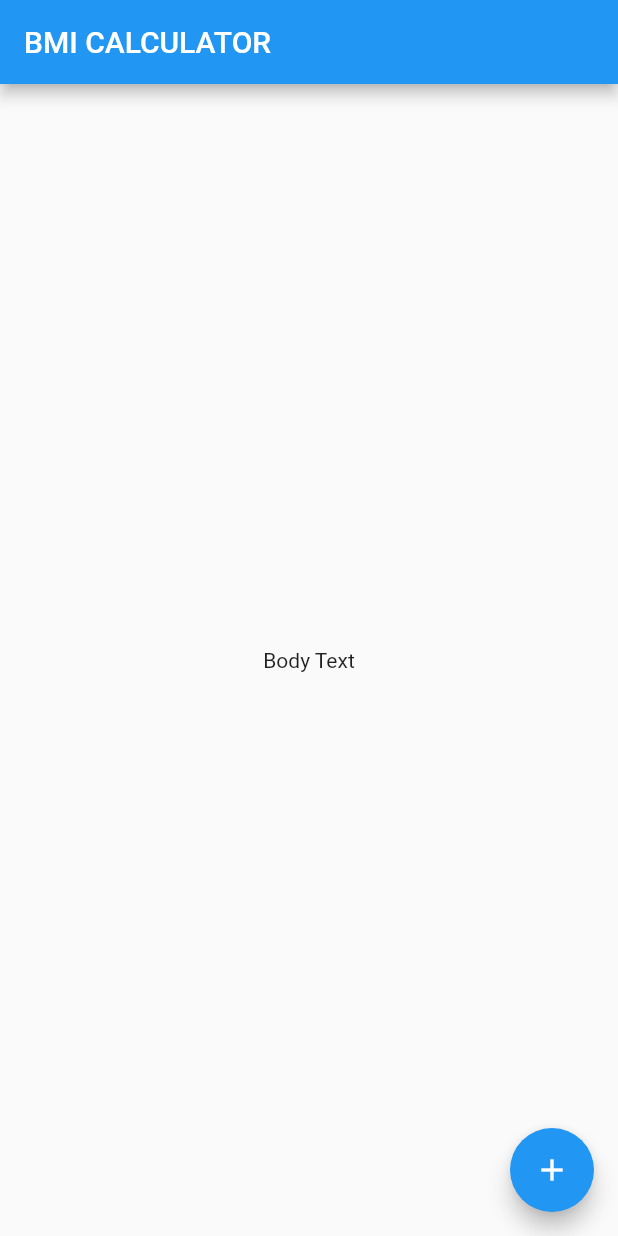
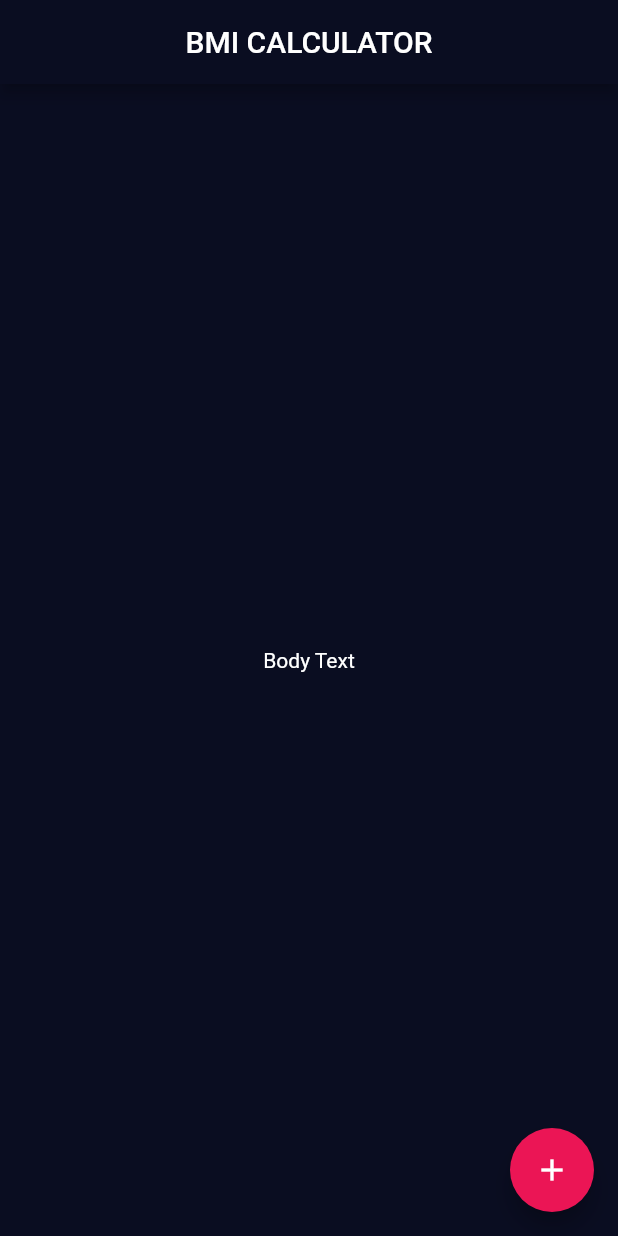
Before and after one commit to Mahad871/BMI_Calculator, a Flutter app: the screen it shows after launch, on a phone screen of 412 x 824 dp. Run offline on Flutter 3.47's test engine with Material 2 defaults, Android fonts, the light colour scheme and no system bars.

Commit message:
color Scheme

```diff
--- a/lib/main.dart
+++ b/lib/main.dart
@@ -3,15 +3,32 @@ import 'package:flutter/material.dart';
 void main() => runApp(BMICalculator());
 
 class BMICalculator extends StatelessWidget {
+  const BMICalculator({Key? key}) : super(key: key);
+
   @override
   Widget build(BuildContext context) {
     return MaterialApp(
+      theme: ThemeData(
+        colorScheme: ColorScheme.fromSeed(
+          seedColor: Color(0xFF0A0D21),
+          primary: Color(0xFF0A0D21),
+          secondary: Color(0xFFEB1555),
+        ),
+        scaffoldBackgroundColor: Color(0xFF0A0D21),
+        textTheme: TextTheme(
+          bodyText2: TextStyle(
+            color: Colors.white,
+          ),
+        ),
+      ),
       home: InputPage(),
     );
   }
 }
 
 class InputPage extends StatefulWidget {
+  const InputPage({Key? key}) : super(key: key);
+
   @override
   _InputPageState createState() => _InputPageState();
 }
@@ -21,13 +38,16 @@ class _InputPageState extends State<InputPage> {
   Widget build(BuildContext context) {
     return Scaffold(
       appBar: AppBar(
-        title: Text('BMI CALCULATOR'),
+        title: Center(
+          child: Text('BMI CALCULATOR'),
+        ),
       ),
       body: Center(
         child: Text('Body Text'),
       ),
       floatingActionButton: FloatingActionButton(
         child: Icon(Icons.add),
+        onPressed: () => InputPage(),
       ),
     );
   }
```
Also changed, not shown: 1 other file.
